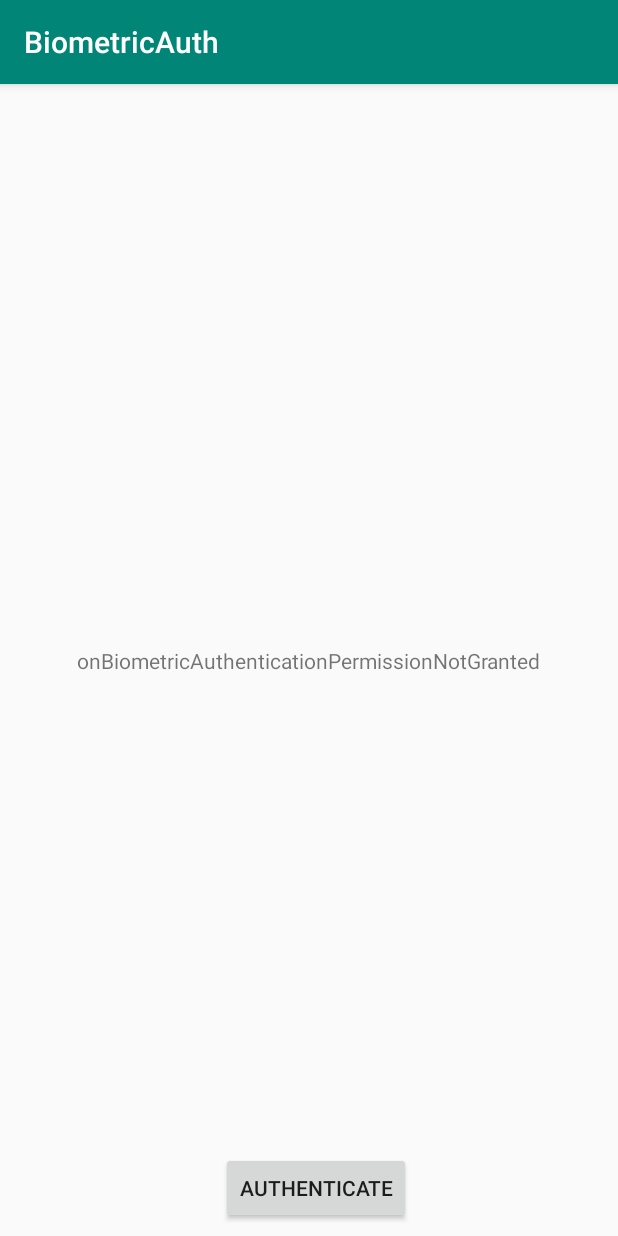
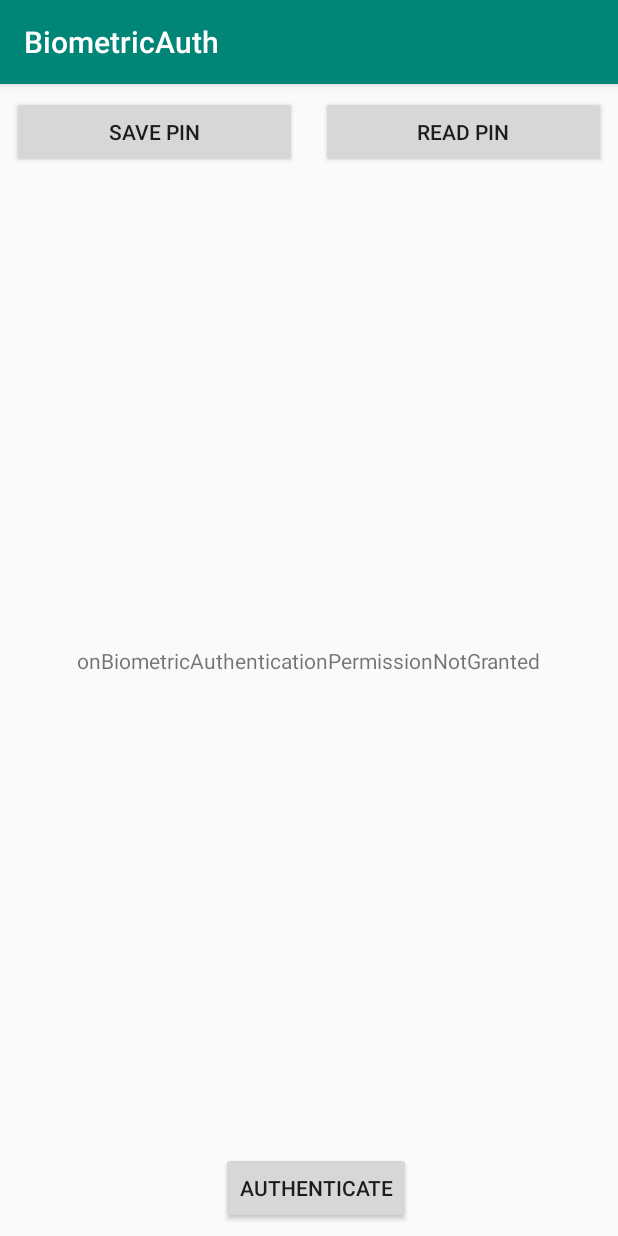
Before and after one commit to EnricoMazzu/Biometric-Auth-Compat, an Android app: the screen it shows after launch (MainActivity), after a tap on "AUTHENTICATE", on a phone screen of 412 x 824 dp. Run offline under Robolectric (Android 15) with nearby library versions, the phone set to English and light mode, and no system bars.

Commit message:
update demo app

```diff
--- a/app/src/main/java/com/mzz/lab/biometricsample/MainActivity.java
+++ b/app/src/main/java/com/mzz/lab/biometricsample/MainActivity.java
@@ -1,10 +1,14 @@
 package com.mzz.lab.biometricsample;
 
+import android.support.annotation.NonNull;
 import android.support.v7.app.AppCompatActivity;
 import android.os.Bundle;
+import android.util.Base64;
+import android.util.Log;
 import android.view.View;
 import android.widget.Button;
 import android.widget.TextView;
+import android.widget.Toast;
 
 import com.mzz.lab.biometric.BiometricCallback;
 import com.mzz.lab.biometric.BiometricManager;
@@ -13,36 +17,70 @@ import com.mzz.lab.biometric.models.CryptoParams;
 import com.mzz.lab.biometric.models.errors.CryptoContextInitException;
 import com.mzz.lab.biometric.models.BiometricAuthenticationResult;
 
+import java.security.SecureRandom;
+import java.util.Random;
+
 import javax.crypto.Cipher;
 
 public class MainActivity extends AppCompatActivity {
 
+    public static final String MY_KEY_ALIAS = "MyKey";
+    private static final String LOG_TAG = "MainActivity";
     private Button btnAuthenticate;
+    private Button btnEncrypt;
+    private Button btnDecrypt;
     private TextView txtStatus;
+
+    private EncryptedData encryptedSecretData;
 
     @Override
     protected void onCreate(Bundle savedInstanceState) {
         super.onCreate(savedInstanceState);
         setContentView(R.layout.activity_main);
-        bindView();
+        bindViews();
     }
 
-    private void bindView() {
+    private void bindViews() {
         btnAuthenticate = findViewById(R.id.btnAuthenticate);
+        btnEncrypt = findViewById(R.id.btnEncrypt);
+        btnDecrypt = findViewById(R.id.btnDecrypt);
+        txtStatus = findViewById(R.id.txtStatus);
+
         btnAuthenticate.setOnClickListener(new View.OnClickListener() {
+            @Override
+            public void onClick(View v) {
+                authenticate(AuthenticationPurpose.NONE);
+            }
+        });
+
+        btnEncrypt.setOnClickListener(new View.OnClickListener() {
             @Override
             public void onClick(View v) {
                 authenticate(AuthenticationPurpose.ENCRYPT);
             }
         });
-        txtStatus = findViewById(R.id.txtStatus);
+
+        btnDecrypt.setOnClickListener(new View.OnClickListener() {
+            @Override
+            public void onClick(View v) {
+                if(encryptedSecretData == null){
+                    showMessage("No encrypted data available");
+                    return;
+                }
+                authenticate(AuthenticationPurpose.DECRYPT);
+            }
+        });
+
+
     }
 
-    private void authenticate(AuthenticationPurpose authenticationPurpose) {
+    private void showMessage(String msg) {
+        Toast.makeText(this,msg,Toast.LENGTH_SHORT).show();
+    }
 
-        CryptoParams params = CryptoParams.newBuilder("MyKey")
-                .setDeleteAfterInvalidation(true)
-                .build();
+    private void authenticate(final AuthenticationPurpose authenticationPurpose) {
+
+        CryptoParams params = getCryptoParams(authenticationPurpose);
 
 
         BiometricManager manager = BiometricManager.newBuilder()
@@ -54,59 +92,144 @@ public class MainActivity extends AppCompatActivity {
                 .setAuthenticationPurpose(authenticationPurpose)
                 .build();
 
-        txtStatus.setText("OnAuthenticationPending");
+        setStatusText("OnAuthenticationPending");
 
         manager.authenticate(this,new BiometricCallback() {
             @Override
             public void onSdkVersionNotSupported() {
-                txtStatus.setText("onSdkVersionNotSupported");
+                setStatusText("onSdkVersionNotSupported");
             }
 
             @Override
             public void onBiometricAuthenticationNotSupported() {
-                txtStatus.setText("onBiometricAuthenticationNotSupported");
+                setStatusText("onBiometricAuthenticationNotSupported");
             }
 
             @Override
             public void onBiometricAuthenticationNotAvailable() {
-                txtStatus.setText("onBiometricAuthenticationNotAvailable");
+                setStatusText("onBiometricAuthenticationNotAvailable");
             }
 
             @Override
             public void onBiometricAuthenticationPermissionNotGranted() {
-                txtStatus.setText("onBiometricAuthenticationPermissionNotGranted");
+                setStatusText("onBiometricAuthenticationPermissionNotGranted");
             }
 
             @Override
             public void onBiometricAuthenticationInternalError(CryptoContextInitException error) {
-                txtStatus.setText("onBiometricAuthenticationInternalError");
+                setStatusText("onBiometricAuthenticationInternalError");
             }
 
             @Override
             public void onAuthenticationFailed() {
-                txtStatus.setText("onAuthenticationFailed");
+                setStatusText("onAuthenticationFailed");
             }
 
             @Override
             public void onAuthenticationCancelled() {
-                txtStatus.setText("onAuthenticationCancelled");
+                setStatusText("onAuthenticationCancelled");
             }
 
             @Override
             public void onAuthenticationSuccessful(BiometricAuthenticationResult authenticationResult) {
-                txtStatus.setText("onAuthenticationSuccessful");
-                Cipher cipher = authenticationResult.getCryptoEntity().getCipher();
+                setStatusText("onAuthenticationSuccessful");
+                if(authenticationPurpose == AuthenticationPurpose.NONE){
+                    return;
+                }
+                applyCrypto(authenticationPurpose,authenticationResult);
             }
 
             @Override
             public void onAuthenticationHelp(int helpCode, CharSequence helpString) {
-                txtStatus.setText("onAuthenticationHelp");
+                setStatusText("onAuthenticationHelp");
             }
 
             @Override
             public void onAuthenticationError(int errorCode, CharSequence errString) {
-                txtStatus.setText("onAuthenticationError " + errString);
+                setStatusText("onAuthenticationError " + errString);
             }
         });
     }
+
+    private void setStatusText(String message) {
+        txtStatus.setText(message);
+    }
+
+    private void applyCrypto(@NonNull AuthenticationPurpose authenticationPurpose, BiometricAuthenticationResult authenticationResult) {
+        if(authenticationPurpose == AuthenticationPurpose.ENCRYPT){
+            encryptPin(authenticationResult);
+        }else{
+            decryptPin(encryptedSecretData,authenticationResult);
+        }
+    }
+
+    private void encryptPin(BiometricAuthenticationResult authenticationResult) {
+        try {
+            String secret = "this is my secret pin";
+            Cipher cipher = authenticationResult.getCryptoEntity().getCipher();
+            byte[] encryptedData = cipher.doFinal(secret.getBytes());
+            encryptedSecretData = new EncryptedData(getBase64Data(encryptedData),getBase64Data(cipher.getIV()));
+            setStatusText("Encrypt Success");
+        }catch (Exception ex){
+            Log.e(LOG_TAG,"[ENC_PIN] encryptPin fail: " + ex.getMessage(),ex);
+            setStatusText("Encrypt Fail");
+        }
+    }
+
+
+    private String decryptPin(@NonNull EncryptedData encryptedPinData, @NonNull BiometricAuthenticationResult authenticationResult) {
+        try {
+            String data = encryptedPinData.getBase64Data();
+            Cipher cipher = authenticationResult.getCryptoEntity().getCipher();
+            byte[] decryptedData = cipher.doFinal(fromBase64(data));
+            setStatusText("Decrypt Success");
+            return new String(decryptedData);
+        }catch (Exception ex){
+            Log.e(LOG_TAG,"[ENC_PIN]e ncryptPin fail: " + ex.getMessage(),ex);
+            setStatusText("Decrypt Fail");
+            return null;
+        }
+    }
+
+
+    @NonNull
+    private static String getBase64Data(@NonNull byte[] data) {
+        return Base64.encodeToString(data,Base64.NO_WRAP);
+    }
+
+    @NonNull
+    private static byte[] fromBase64(@NonNull String dataStr){
+        return Base64.decode(dataStr,Base64.NO_WRAP);
+    }
+
+    private CryptoParams getCryptoParams(AuthenticationPurpose authenticationPurpose) {
+        if(authenticationPurpose == null || authenticationPurpose == AuthenticationPurpose.NONE){
+            return null;
+        }
+
+        byte[] iv = null;
+
+        if(authenticationPurpose == AuthenticationPurpose.ENCRYPT){
+            clearPinData();
+            iv = generateIV();
+        }else if(authenticationPurpose == AuthenticationPurpose.DECRYPT){
+            iv = Base64.decode(encryptedSecretData.getBase64Iv(),Base64.NO_WRAP);
+        }
+
+        return CryptoParams.newBuilder(MY_KEY_ALIAS)
+                    .setDeleteAfterInvalidation(true)
+                    .setIv(iv)
+                    .build();
+    }
+
+    private void clearPinData() {
+        encryptedSecretData = null;
+    }
+
+    private byte[] generateIV() {
+        Random random = new SecureRandom();
+        byte[] iv = new byte[16];
+        random.nextBytes(iv);
+        return iv;
+    }
 }
--- a/app/src/main/res/layout/activity_main.xml
+++ b/app/src/main/res/layout/activity_main.xml
@@ -10,10 +10,14 @@
         android:id="@+id/txtStatus"
         android:layout_width="wrap_content"
         android:layout_height="wrap_content"
-        android:text="Hello World!"
+        android:layout_marginStart="8dp"
+        android:layout_marginTop="8dp"
+        android:layout_marginEnd="8dp"
+        android:layout_marginBottom="8dp"
+        android:text="NO OP"
         app:layout_constraintBottom_toBottomOf="parent"
-        app:layout_constraintLeft_toLeftOf="parent"
-        app:layout_constraintRight_toRightOf="parent"
+        app:layout_constraintEnd_toEndOf="parent"
+        app:layout_constraintStart_toStartOf="parent"
         app:layout_constraintTop_toTopOf="parent" />
 
     <Button
@@ -29,4 +33,35 @@
         app:layout_constraintHorizontal_bias="0.517"
         app:layout_constraintStart_toStartOf="parent" />
 
+    <Button
+        android:id="@+id/btnEncrypt"
+        android:layout_width="0dp"
+        android:layout_height="wrap_content"
+        android:layout_marginStart="8dp"
+        android:layout_marginTop="8dp"
+        android:layout_marginEnd="8dp"
+        android:text="Save Pin"
+        app:layout_constraintEnd_toStartOf="@+id/guideline"
+        app:layout_constraintStart_toStartOf="parent"
+        app:layout_constraintTop_toTopOf="parent" />
+
+    <Button
+        android:id="@+id/btnDecrypt"
+        android:layout_width="0dp"
+        android:layout_height="wrap_content"
+        android:layout_marginStart="8dp"
+        android:layout_marginTop="8dp"
+        android:layout_marginEnd="8dp"
+        android:text="Read Pin"
+        app:layout_constraintEnd_toEndOf="parent"
+        app:layout_constraintStart_toStartOf="@+id/guideline"
+        app:layout_constraintTop_toTopOf="parent" />
+
+    <android.support.constraint.Guideline
+        android:id="@+id/guideline"
+        android:layout_width="wrap_content"
+        android:layout_height="wrap_content"
+        android:orientation="vertical"
+        app:layout_constraintGuide_percent="0.5" />
+
 </android.support.constraint.ConstraintLayout>
```
Also changed, not shown: app/src/main/java/com/mzz/lab/biometricsample/EncryptedData.java (added, +19 -0 lines).
